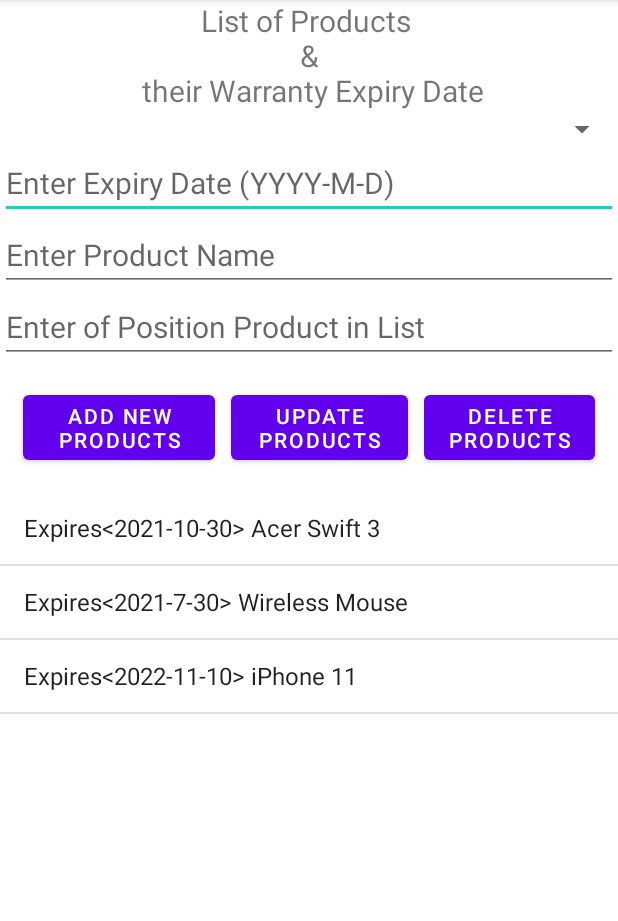
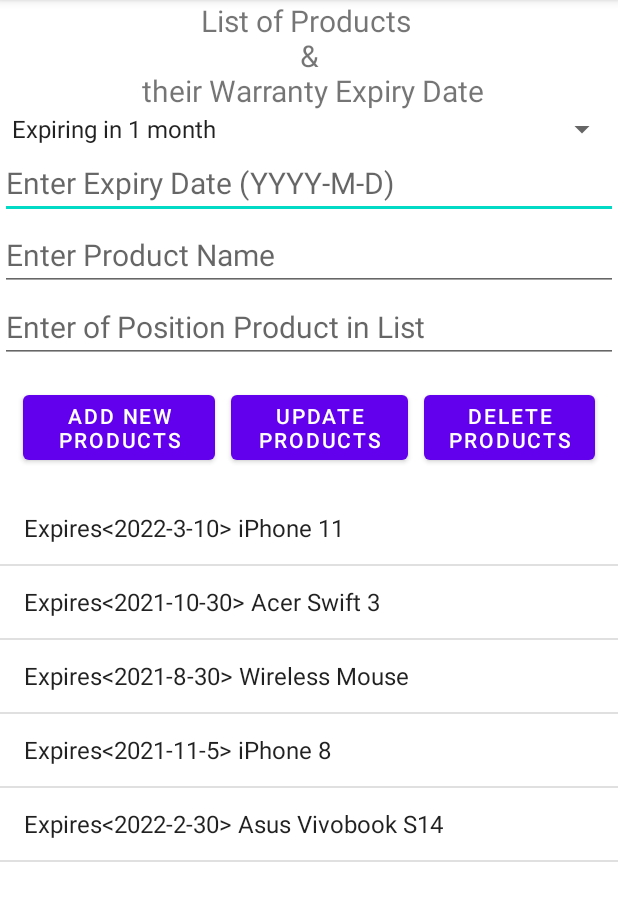
Before and after one commit to 19011785-Siew-YongYing/SAAssignment, an Android app: the ItemListActivity screen opened directly, with no data from a screen before it, on a phone screen of 412 x 824 dp, the part 84-1005 px from its top. Run offline under Robolectric (Android 15) with nearby library versions, the phone set to English and light mode, and no system bars; Roboto replaces fonts that are not available here; 4 statements that could not run were skipped.

Commit message:
Working on the Spinner for 1, 3 and 6 months

```diff
--- a/app/src/main/java/sg/edu/rp/c346/id19011785/saassignment/ItemListActivity.java
+++ b/app/src/main/java/sg/edu/rp/c346/id19011785/saassignment/ItemListActivity.java
@@ -12,6 +12,7 @@ import android.widget.Spinner;
 import android.widget.Toast;
 
 import java.util.ArrayList;
+import java.util.Calendar;
 import java.util.Collection;
 import java.util.Collections;
 
@@ -25,6 +26,7 @@ public class ItemListActivity extends AppCompatActivity {
     ListView pdLists;
     ArrayList<String> alProducts;
     ArrayAdapter<String> aaProducts;
+    String[] ex;
 
     @Override
     protected void onCreate(Bundle savedInstanceState) {
@@ -44,10 +46,11 @@ public class ItemListActivity extends AppCompatActivity {
         alProducts = new ArrayList<String>();
         // adding at least 5 products into the list first ; for now 3
         // format = Expires<YYYY-M-D> Item Name
-        alProducts.add("Expires<2022-11-10> iPhone 11");
-        alProducts.add("Expires<2021-10-30> Acer Swift 3");
-        alProducts.add("Expires<2021-7-30> Wireless Mouse");
-        Collections.sort(alProducts);
+        alProducts.add(String.format("Expires<%s> %s", "2022-3-10", "iPhone 11")); //"Expires<2022-11-10> iPhone 11"
+        alProducts.add(String.format("Expires<%s> %s", "2021-10-30", "Acer Swift 3")); // "Expires<2021-10-30> Acer Swift 3"
+        alProducts.add(String.format("Expires<%s> %s", "2021-8-30", "Wireless Mouse")); // "Expires<2021-8-30> Wireless Mouse"
+        alProducts.add(String.format("Expires<%s> %s", "2021-11-5", "iPhone 8"));
+        alProducts.add(String.format("Expires<%s> %s", "2022-2-30", "Asus Vivobook S14"));
 
         aaProducts = new ArrayAdapter<String>(this, android.R.layout.simple_list_item_1, alProducts);
         pdLists.setAdapter(aaProducts);
@@ -58,6 +61,8 @@ public class ItemListActivity extends AppCompatActivity {
                 String fm = String.format("Expires<%s> %s", prdExpiry.getText().toString(), prdName.getText().toString());
                 alProducts.add(fm);
                 aaProducts.notifyDataSetChanged();
+                Collections.sort(alProducts);
+                Toast.makeText(ItemListActivity.this, "Product added!", Toast.LENGTH_SHORT).show();
             }
         });
 
@@ -68,6 +73,7 @@ public class ItemListActivity extends AppCompatActivity {
                 prdName.setEnabled(false);
                 int index = Integer.parseInt(prdIndex.getText().toString());
                 alProducts.remove(index);
+                Collections.sort(alProducts);
                 aaProducts.notifyDataSetChanged();
                 Toast.makeText(ItemListActivity.this, "Product removed", Toast.LENGTH_SHORT).show();
             }
@@ -79,6 +85,7 @@ public class ItemListActivity extends AppCompatActivity {
                 String fm = String.format("Expires<%s> %s", prdExpiry.getText().toString(), prdName.getText().toString());
                 int index = Integer.parseInt(prdIndex.getText().toString());
                 alProducts.set(index, fm);
+                Collections.sort(alProducts);
                 aaProducts.notifyDataSetChanged();
                 Toast.makeText(ItemListActivity.this, "Product & Warranty Date Updated", Toast.LENGTH_SHORT).show();
             }
@@ -87,25 +94,51 @@ public class ItemListActivity extends AppCompatActivity {
         opts.setOnItemSelectedListener(new AdapterView.OnItemSelectedListener() {
             @Override
             public void onItemSelected(AdapterView<?> parent, View view, int position, long id) {
-                switch(position) {
-                    case 0: // when '1 month' is selected (** Expiry date format - YYYY-M-D **)
+                int year = 0;
+                int mth = 0;
+                int day = 0;
+                Calendar cal = Calendar.getInstance();
+                for (int i = 0; i < alProducts.size(); i ++){
+                    String conditions = "Expires<\\W>";
+                    ex = alProducts.get(i).split(conditions);
+                    for (int y = 0; y < ex.length; y ++){
+                        year = Integer.parseInt(ex[0]);
+                        mth = Integer.parseInt(ex[1]);
+                        day = Integer.parseInt(ex[2]);
+                    }
+                }
+                switch(position){
+                    case 0: // for '1 month' selected
+                        cal.add(Calendar.MONTH, 1);
+                        int diff = Integer.parseInt(cal.toString());
+                        if (diff == mth) {
+                            (ItemListActivity.this).aaProducts.getFilter().filter(parent.getItemAtPosition(position).toString());
+                            aaProducts.notifyDataSetChanged();
+                        }
+                        break;
+                    case 1: // for '3 month' selected
+                        cal.add(Calendar.MONTH, 3);
+                        int diff1 = Integer.parseInt(cal.toString());
+                        if (diff1 == mth) {
+                            (ItemListActivity.this).aaProducts.getFilter().filter(parent.getItemAtPosition(position).toString());
+                            aaProducts.notifyDataSetChanged();
+                        }
                         break;
 
-                    case 1: // when '3 month' is selected
-
-                        break;
-
-                    case 2: // when '6 month' is selected
-
+                    case 2: // for '6 month' selected
+                        cal.add(Calendar.MONTH, 6);
+                        int diff2 = Integer.parseInt(cal.toString());
+                        if (diff2 == mth) {
+                            (ItemListActivity.this).aaProducts.getFilter().filter(parent.getItemAtPosition(position).toString());
+                            aaProducts.notifyDataSetChanged();
+                        }
                         break;
                 }
             }
-
             @Override
             public void onNothingSelected(AdapterView<?> parent) {
 
             }
         });
-
     }
 }
--- a/app/src/main/res/layout/activity_item_list.xml
+++ b/app/src/main/res/layout/activity_item_list.xml
@@ -20,14 +20,15 @@
     <Spinner
         android:id="@+id/spinner"
         android:layout_width="match_parent"
-        android:layout_height="wrap_content" />
+        android:layout_height="wrap_content"
+        android:entries="@array/spinnerOptions" />
 
     <EditText
         android:id="@+id/editExpiryDate"
         android:layout_width="match_parent"
         android:layout_height="wrap_content"
         android:ems="10"
-        android:inputType="text"
+        android:inputType="date"
         android:textSize="20dp"
         android:hint="@string/itemName" />
 
```
